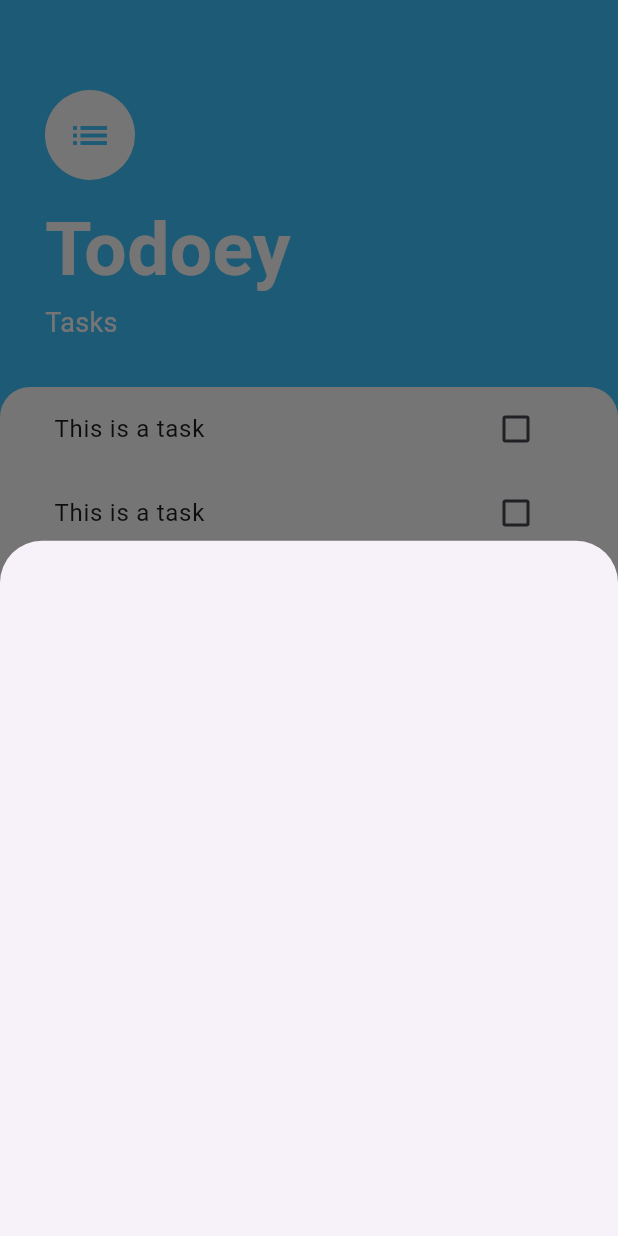
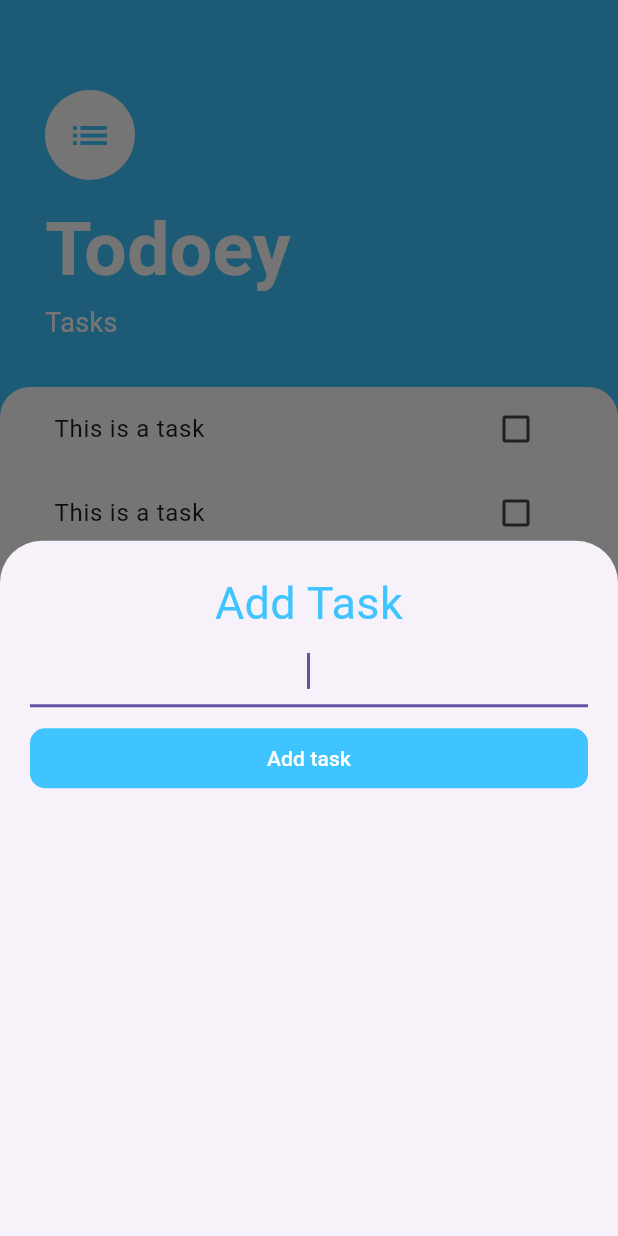
Before and after one commit to TONYPRIYAN/flutterminiprojects, a Flutter app: the screen it shows after launch, after a tap on the "add" icon, on a phone screen of 412 x 824 dp. Run offline on Flutter 3.47's test engine with Material 3 defaults, Android fonts, the phone set to English and light mode, and no system bars; our stand-ins replace animated_text_kit, audioplayers, cloud_firestore, firebase_auth, firebase_core, flutter_spinkit and 4 more; accounts and stored records are empty.

Commit message:
bottomsheet content added

```diff
--- /dev/null
+++ b/To_do_list/lib/screens/add_task.dart
@@ -0,0 +1,48 @@
+
+import 'package:flutter/cupertino.dart';
+import 'package:flutter/material.dart';
+
+
+class AddTaskScreen extends StatelessWidget {
+  const AddTaskScreen({super.key});
+
+  @override
+  Widget build(BuildContext context) {
+    return Container(
+      padding: EdgeInsets.all(20),
+        child: Column(
+
+          crossAxisAlignment: CrossAxisAlignment.stretch,
+          children: [
+            Text(textAlign: TextAlign.center,'Add Task',style: TextStyle(fontSize: 30,color: Colors.lightBlueAccent),),
+            TextField(
+
+              autofocus: true,
+              textAlign: TextAlign.center,
+              style: TextStyle(
+              ),
+            ),
+            SizedBox(
+              height: 10,
+            ),
+            TextButton(
+                child: Text('Add task',style: TextStyle(color: Colors.white),),
+                style: ButtonStyle(
+                  backgroundColor: MaterialStateProperty.all<Color>(Colors.lightBlueAccent),
+                  shape: MaterialStateProperty.all<OutlinedBorder>(
+                    RoundedRectangleBorder(
+                      borderRadius: BorderRadius.circular(10.0),
+                    ),
+                  ),
+
+                ),
+              onPressed: (){
+
+              },
+                )
+          ],
+        ),
+
+    );
+  }
+}
--- a/To_do_list/lib/screens/tasks_screen.dart
+++ b/To_do_list/lib/screens/tasks_screen.dart
@@ -1,5 +1,5 @@
 import 'package:flutter/material.dart';
-
+import 'package:to_do_list/screens/add_task.dart';
 import '../Widgets/task_list.dart';
 
 class TaskScreen extends StatelessWidget {
@@ -14,7 +14,7 @@ class TaskScreen extends StatelessWidget {
         child: Icon(Icons.add),
 
         onPressed: () {
-          showModalBottomSheet(context: context, builder:(context) => Container());
+          showModalBottomSheet(context: context, builder:(context) => AddTaskScreen());
 
       },),
       body: Column(
```
